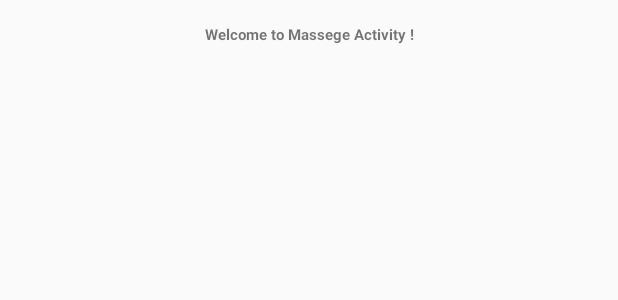
After one commit to PubuduArosha/Android-Studio-Testing, an Android app: the layout activity_massage.xml on its own in the app's theme, with its tools: preview values and no code run, on a phone screen of 412 x 824 dp. The commit adds this screen. Shown: the top 300 px of the screen. Run offline under Robolectric (Android 15) with nearby library versions, the phone set to English and light mode, and no system bars.

Commit message:
Message App Test 2

```diff
--- a/app/src/main/AndroidManifest.xml
+++ b/app/src/main/AndroidManifest.xml
@@ -9,6 +9,7 @@
         android:roundIcon="@mipmap/ic_launcher_round"
         android:supportsRtl="true"
         android:theme="@style/AppTheme">
+        <activity android:name=".MassageActivity"></activity>
         <activity android:name=".MainActivity">
             <intent-filter>
                 <action android:name="android.intent.action.MAIN" />
--- a/app/src/main/java/com/example/test1/MainActivity.java
+++ b/app/src/main/java/com/example/test1/MainActivity.java
@@ -2,7 +2,9 @@ package com.example.test1;
 
 import androidx.appcompat.app.AppCompatActivity;
 
+import android.content.Intent;
 import android.os.Bundle;
+import android.view.View;
 
 public class MainActivity extends AppCompatActivity {
 
@@ -11,4 +13,9 @@ public class MainActivity extends AppCompatActivity {
         super.onCreate(savedInstanceState);
         setContentView(R.layout.activity_main);
     }
+
+    public void sendMessage(View view){
+        Intent intent = new Intent(this,MassageActivity.class);
+        startActivity(intent);
+    }
 }
--- /dev/null
+++ b/app/src/main/java/com/example/test1/MassageActivity.java
@@ -0,0 +1,18 @@
+package com.example.test1;
+
+import androidx.appcompat.app.AppCompatActivity;
+
+import android.content.Intent;
+import android.os.Bundle;
+import android.view.View;
+
+public class MassageActivity extends AppCompatActivity {
+
+    @Override
+    protected void onCreate(Bundle savedInstanceState) {
+        super.onCreate(savedInstanceState);
+        setContentView(R.layout.activity_massage);
+    }
+
+
+}
--- a/app/src/main/res/layout/activity_main.xml
+++ b/app/src/main/res/layout/activity_main.xml
@@ -26,6 +26,7 @@
         android:layout_height="wrap_content"
         android:layout_marginStart="16dp"
         android:layout_marginEnd="16dp"
+        android:onClick="sendMessage"
         android:text="@string/button_lable"
         app:layout_constraintBaseline_toBaselineOf="@+id/editText"
         app:layout_constraintEnd_toEndOf="parent"
--- /dev/null
+++ b/app/src/main/res/layout/activity_massage.xml
@@ -0,0 +1,22 @@
+<?xml version="1.0" encoding="utf-8"?>
+<androidx.constraintlayout.widget.ConstraintLayout xmlns:android="http://schemas.android.com/apk/res/android"
+    xmlns:app="http://schemas.android.com/apk/res-auto"
+    xmlns:tools="http://schemas.android.com/tools"
+    android:layout_width="match_parent"
+    android:layout_height="match_parent"
+    tools:context=".MassageActivity">
+
+    <TextView
+        android:id="@+id/textView"
+        android:layout_width="wrap_content"
+        android:layout_height="wrap_content"
+        android:layout_marginStart="24dp"
+        android:layout_marginTop="16dp"
+        android:layout_marginEnd="24dp"
+        android:text="@string/welcome_message"
+        android:textSize="10dp"
+        android:textStyle="bold"
+        app:layout_constraintEnd_toEndOf="parent"
+        app:layout_constraintStart_toStartOf="parent"
+        app:layout_constraintTop_toTopOf="parent" />
+</androidx.constraintlayout.widget.ConstraintLayout>
--- a/app/src/main/res/values/strings.xml
+++ b/app/src/main/res/values/strings.xml
@@ -2,4 +2,5 @@
     <string name="app_name">Test Message App</string>
     <string name="edit_message">Enter a message</string>
     <string name="button_lable">Send message</string>
+    <string name="welcome_message">Welcome to Massege Activity !</string>
 </resources>
```
